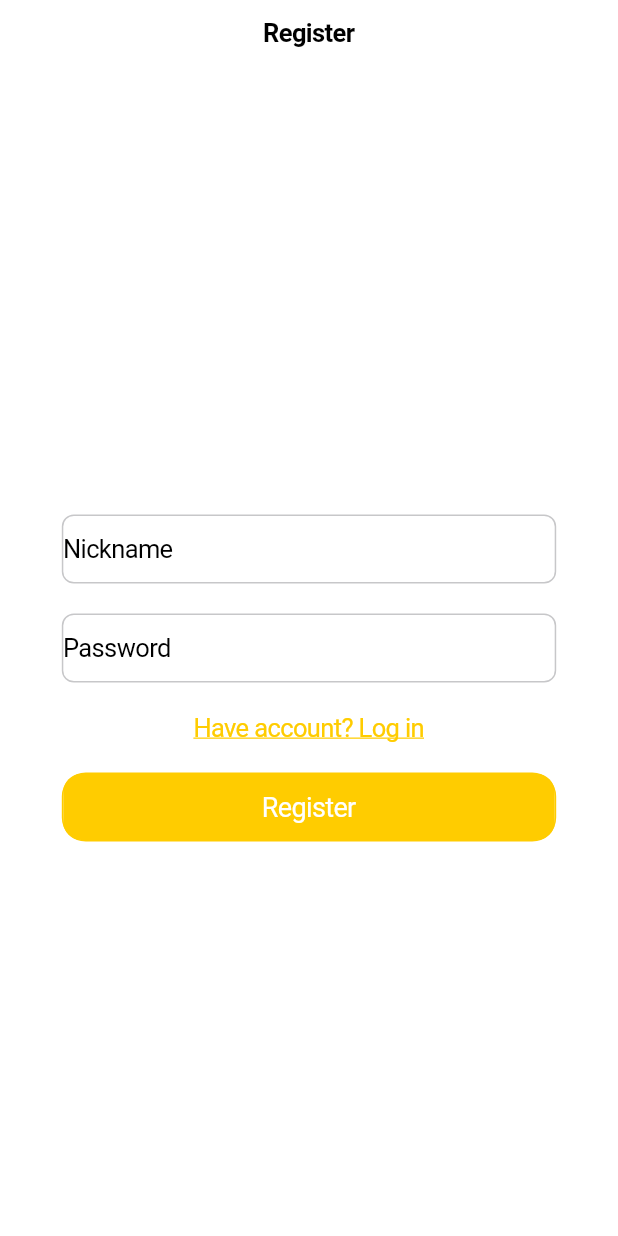
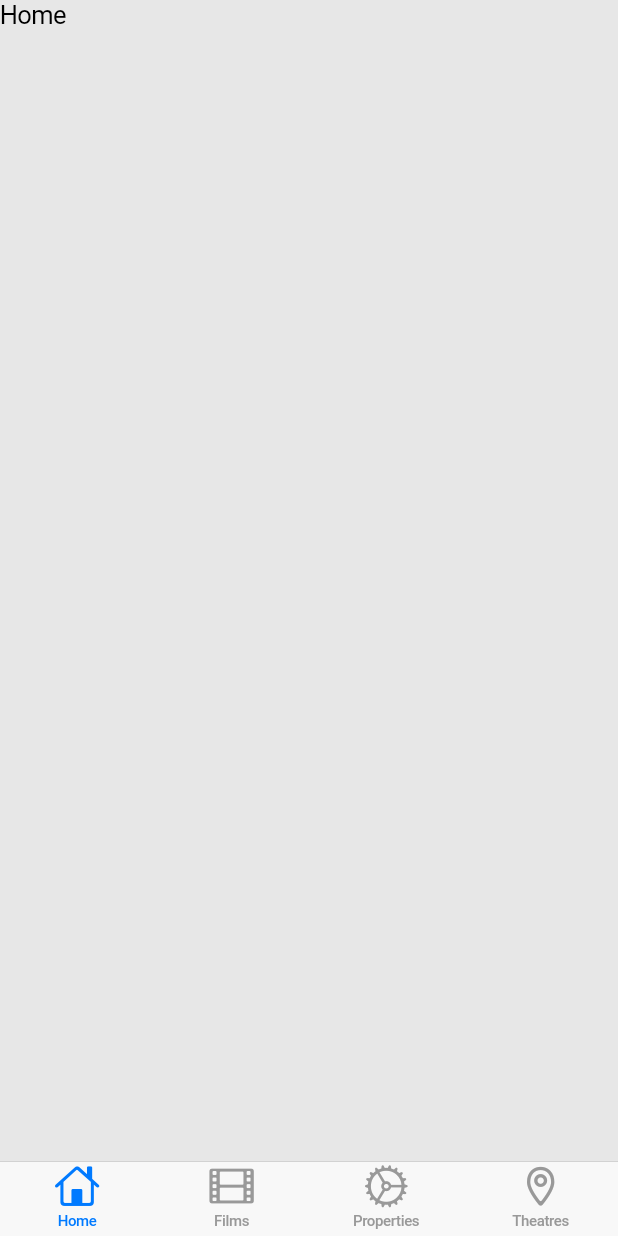
Before and after one commit to EgorSborschikov/KInoApp, a Flutter app: the screen it shows after launch, on a phone screen of 412 x 824 dp. Run offline on Flutter 3.47's test engine with Material 3 defaults, Android fonts, the phone set to English and light mode, and no system bars; our stand-ins replace auto_route.

Commit message:
create a bottom navgigation bar

```diff
--- /dev/null
+++ b/lib/features/components/bars/bottom_navigation_bar/general_bottom_navigation_bar/general_bottom_navigation_bar.dart
@@ -0,0 +1,75 @@
+import 'package:flutter/cupertino.dart';
+import 'package:auto_route/auto_route.dart';
+import '../../../../../routes/app_router.gr.dart';
+
+class CustomBottomNavigationBar extends StatefulWidget {
+  @override
+  _CustomBottomNavigationBarState createState() => _CustomBottomNavigationBarState();
+}
+
+class _CustomBottomNavigationBarState extends State<CustomBottomNavigationBar> {
+  int _selectedIndex = 0;
+
+  static const List<Widget> _widgetOptions = <Widget>[
+    Text('Home'),
+    Text('Films'),
+    Text('Properties'),
+    Text('Theatres'),
+  ];
+
+  void _onItemTapped(int index) {
+    setState(() {
+      _selectedIndex = index;
+    });
+
+    switch (index) {
+      case 0:
+        context.router.push(HomeRoute());
+        break;
+      case 1:
+        context.router.push(FilmsRoute());
+        break;
+      case 2:
+        context.router.push(PropertiesRoute());
+        break;
+      case 3:
+        context.router.push(TheatresRoute());
+        break;
+    }
+  }
+
+  @override
+  Widget build(BuildContext context) {
+    return CupertinoTabScaffold(
+      tabBar: CupertinoTabBar(
+        items: const <BottomNavigationBarItem>[
+          BottomNavigationBarItem(
+            icon: Icon(CupertinoIcons.home),
+            label: 'Home',
+          ),
+          BottomNavigationBarItem(
+            icon: Icon(CupertinoIcons.film),
+            label: 'Films',
+          ),
+          BottomNavigationBarItem(
+            icon: Icon(CupertinoIcons.settings),
+            label: 'Properties',
+          ),
+          BottomNavigationBarItem(
+            icon: Icon(CupertinoIcons.placemark),
+            label: 'Theatres',
+          ),
+        ],
+        currentIndex: _selectedIndex,
+        onTap: _onItemTapped,
+      ),
+      tabBuilder: (BuildContext context, int index) {
+        return CupertinoTabView(
+          builder: (BuildContext context) {
+            return _widgetOptions.elementAt(index);
+          },
+        );
+      },
+    );
+  }
+}
--- a/lib/features/components/bars/bottom_navigation_bar/view_bottom_navigation_bar.dart
+++ b/lib/features/components/bars/bottom_navigation_bar/view_bottom_navigation_bar.dart
@@ -0,0 +1 @@
+export 'package:kino_app/features/components/bars/bottom_navigation_bar/general_bottom_navigation_bar/general_bottom_navigation_bar.dart';
--- a/lib/features/pages/auth/registration/register_page/register_page.dart
+++ b/lib/features/pages/auth/registration/register_page/register_page.dart
@@ -56,6 +56,7 @@ class RegisterPage extends StatelessWidget {
             GeneralButton(
               onPressed: () {
                 // Add your registration logic here
+                context.router.push(HomeRoute());
               },
               text: 'Register',
             ),
--- a/lib/main.dart
+++ b/lib/main.dart
@@ -1,6 +1,5 @@
 import 'package:flutter/cupertino.dart';
-import 'package:kino_app/features/pages/auth/registration/view.dart';
-
+import 'package:kino_app/features/components/bars/bottom_navigation_bar/view_bottom_navigation_bar.dart';
 import 'routes/app_router.gr.dart';
 
 void main() {
@@ -17,8 +16,9 @@ class KinoApp extends StatelessWidget {
     return CupertinoApp.router(
       routerDelegate: _appRouter.delegate(),
       routeInformationParser: _appRouter.defaultRouteParser(),
-      title: 'Kino',
-      debugShowCheckedModeBanner: false,
+      builder: (context, router) {
+        return CustomBottomNavigationBar();
+      },
     );
   }
 }
```
Also changed, not shown: lib/features/pages/films/films_page/films_page.dart (+10 -0 lines), lib/features/pages/home/home_page/home_page.dart (+10 -0 lines), lib/features/pages/properties/properties_page/properties_page.dart (+11 -0 lines), lib/features/pages/theatres/theatres_page/theatres_page.dart (+13 -0 lines), lib/routes/app_router.dart (+4 -4 lines), lib/features/components/bars/bottom_navigation_bar/general_bottom_navigation_bar/general_bootm_navigation_bar.dart (deleted), lib/routes/app_router.gr.dart, 1 other file.
